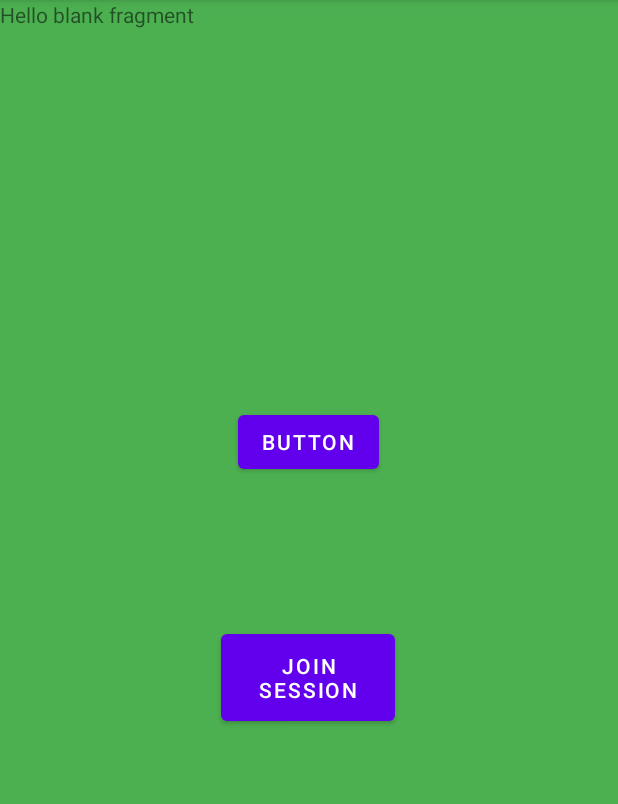
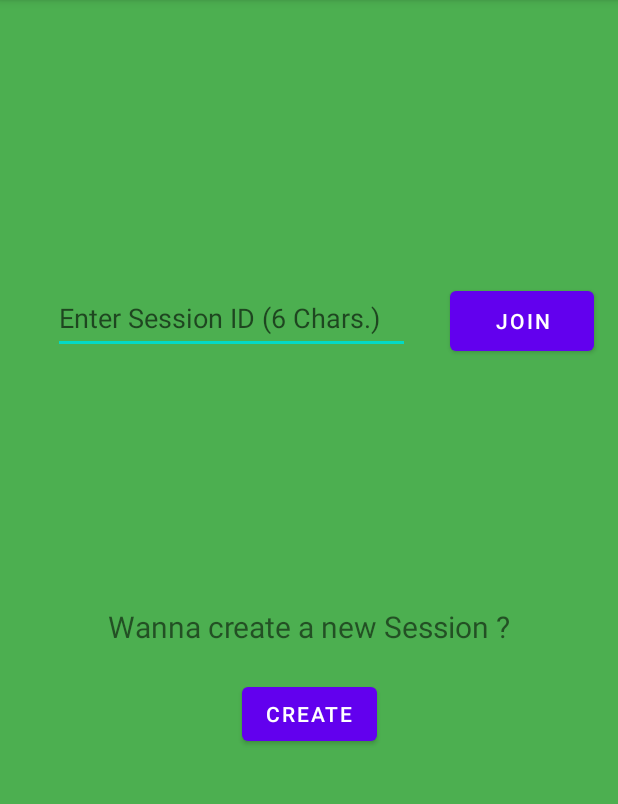
Before and after one commit to vansh482/Padh.Le, an Android app: the fragment FragmentBegin shown on its own in the app's theme, on a phone screen of 412 x 824 dp, the part 84-888 px from its top. Run offline under Robolectric (Android 15) with nearby library versions, the phone set to English and light mode, and no system bars; our stand-ins replace Firebase (no records; nobody signed in at launch, a user with empty details on screens opened directly), Volley; libraries missing offline, so code that uses them is left out: com.firebase.ui, it.xabaras.android; network calls fail; 1 statement that could not run was skipped.

Commit message:
Add Session Fragments

```diff
--- a/app/src/main/java/com/example/project/FragmentBegin.java
+++ b/app/src/main/java/com/example/project/FragmentBegin.java
@@ -1,33 +1,70 @@
 package com.example.project;
 
+import android.annotation.SuppressLint;
 import android.os.Bundle;
-
-import androidx.annotation.Nullable;
-import androidx.fragment.app.Fragment;
-import androidx.fragment.app.FragmentTransaction;
-
 import android.view.LayoutInflater;
 import android.view.View;
 import android.view.ViewGroup;
 import android.widget.Button;
+import android.widget.EditText;
+import android.widget.Toast;
+
+import androidx.fragment.app.Fragment;
+import androidx.fragment.app.FragmentTransaction;
 
 public class FragmentBegin extends Fragment {
 
-    Button b1;
+    Button join_button;
+    Button create_button;
+    EditText entered_id;
 
+    @SuppressLint("MissingInflatedId")
     @Override
     public View onCreateView(LayoutInflater inflater, ViewGroup container,
                              Bundle savedInstanceState) {
         // Inflate the layout for this fragment
         View view = inflater.inflate(R.layout.fragment_begin, container, false);
 
-        b1 = view.findViewById(R.id.b1);
-        b1.setOnClickListener(new View.OnClickListener() {
+        MainActivity ob = new MainActivity();
+        ob.frag_no=1;
+
+        join_button = view.findViewById(R.id.join_button);
+        create_button = view.findViewById(R.id.create_button);
+        entered_id = view.findViewById(R.id.entered_id);
+
+
+        join_button.setOnClickListener(new View.OnClickListener() {
             @Override
             public void onClick(View v) {
+                String str=entered_id.getText().toString();
+                if(str.length()==6) {
+                    ob.ID=str;
+                    Fragment session = new FragmentSession();
+                    FragmentTransaction fm = getActivity().getSupportFragmentManager().beginTransaction();
+                    fm.replace(R.id.container, session).commit();
+                }
+                else
+                    Toast.makeText(getActivity(), "Enter an ID of length 6", Toast.LENGTH_SHORT).show();
+//                Bundle args = new Bundle();
+//                args.putString("ID", ID);
+//                session.setArguments(args);
+//                getActivity().getSupportFragmentManager().beginTransaction().add(R.id.container, session).commit();
+            }
+        });
+
+        create_button.setOnClickListener(new View.OnClickListener() {
+            @Override
+            public void onClick(View v) {
+                int random = (int)((Math.random())*1000000);
+                ob.ID = String.valueOf(random);
                 Fragment session = new FragmentSession();
                 FragmentTransaction fm = getActivity().getSupportFragmentManager().beginTransaction();
                 fm.replace(R.id.container, session).commit();
+//                Fragment session = new FragmentSession();
+//                Bundle args = new Bundle();
+//                args.putString("ID", ID);
+//                session.setArguments(args);
+//                getActivity().getSupportFragmentManager().beginTransaction().add(R.id.container, session).commit();
             }
         });
         return view;
--- a/app/src/main/java/com/example/project/FragmentSession.java
+++ b/app/src/main/java/com/example/project/FragmentSession.java
@@ -1,22 +1,24 @@
 package com.example.project;
 
+import android.annotation.SuppressLint;
 import android.os.Bundle;
-
-import androidx.annotation.Nullable;
-import androidx.fragment.app.Fragment;
-import androidx.fragment.app.FragmentTransaction;
-
 import android.view.LayoutInflater;
 import android.view.View;
 import android.view.ViewGroup;
 import android.widget.Button;
+import android.widget.TextView;
+
+import androidx.fragment.app.Fragment;
+import androidx.fragment.app.FragmentTransaction;
 
 
 public class FragmentSession extends Fragment {
 
     Button b2;
     Button back2;
+    TextView display_ID;
 
+    @SuppressLint("MissingInflatedId")
     @Override
     public View onCreateView(LayoutInflater inflater, ViewGroup container,
                              Bundle savedInstanceState) {
@@ -24,8 +26,18 @@ public class FragmentSession extends Fragment {
 //        return inflater.inflate(R.layout.fragment_session, container, false);
         View view = inflater.inflate(R.layout.fragment_session, container, false);
 
+        MainActivity ob = new MainActivity();
+        ob.frag_no=2;
+
         b2 = view.findViewById(R.id.b2);
         back2 = view.findViewById(R.id.back2);
+        display_ID = view.findViewById(R.id.display_ID);
+
+////        Retrieve the value
+//        String value = getArguments().getString("ID");
+//        display_ID.setText("Session ID: "+value);
+
+        display_ID.setText("Session ID: "+ob.ID);
 
         b2.setOnClickListener(new View.OnClickListener() {
             @Override
--- a/app/src/main/res/layout/fragment_begin.xml
+++ b/app/src/main/res/layout/fragment_begin.xml
@@ -9,36 +9,53 @@
 
     <!-- TODO: Update blank fragment layout -->
 
+    <Button
+        android:id="@+id/join_button"
+        android:layout_width="96dp"
+        android:layout_height="52dp"
+        android:text="Join"
+        app:layout_constraintBottom_toBottomOf="parent"
+        app:layout_constraintEnd_toEndOf="parent"
+        app:layout_constraintHorizontal_bias="0.949"
+        app:layout_constraintStart_toStartOf="parent"
+        app:layout_constraintTop_toTopOf="parent"
+        app:layout_constraintVertical_bias="0.263" />
+
+    <Button
+        android:id="@+id/create_button"
+        android:layout_width="wrap_content"
+        android:layout_height="wrap_content"
+        android:text="Create"
+        app:layout_constraintBottom_toBottomOf="parent"
+        app:layout_constraintEnd_toEndOf="parent"
+        app:layout_constraintStart_toStartOf="parent"
+        app:layout_constraintTop_toTopOf="parent"
+        app:layout_constraintVertical_bias="0.628" />
+
+    <EditText
+        android:id="@+id/entered_id"
+        android:layout_width="238dp"
+        android:layout_height="47dp"
+        android:ems="10"
+        android:hint="Enter Session ID (6 Chars.)"
+        android:inputType="textPersonName"
+        app:layout_constraintBottom_toBottomOf="parent"
+        app:layout_constraintEnd_toStartOf="@+id/join_button"
+        app:layout_constraintHorizontal_bias="0.573"
+        app:layout_constraintStart_toStartOf="parent"
+        app:layout_constraintTop_toTopOf="parent"
+        app:layout_constraintVertical_bias="0.262" />
+
     <TextView
         android:id="@+id/textView3"
-        android:layout_width="match_parent"
-        android:layout_height="match_parent"
-        android:text="@string/hello_blank_fragment"
-        tools:layout_editor_absoluteX="0dp"
-        tools:layout_editor_absoluteY="60dp" />
-
-    <Button
-        android:id="@+id/b1"
-        android:layout_width="116dp"
-        android:layout_height="70dp"
-        android:text="Join Session"
-        app:layout_constraintBottom_toBottomOf="parent"
+        android:layout_width="wrap_content"
+        android:layout_height="wrap_content"
+        android:text="Wanna create a new Session ?"
+        android:textSize="20sp"
+        app:layout_constraintBottom_toTopOf="@+id/create_button"
         app:layout_constraintEnd_toEndOf="parent"
-        app:layout_constraintHorizontal_bias="0.498"
         app:layout_constraintStart_toStartOf="parent"
         app:layout_constraintTop_toTopOf="parent"
-        app:layout_constraintVertical_bias="0.597" />
-
-    <Button
-        android:id="@+id/button3"
-        android:layout_width="wrap_content"
-        android:layout_height="wrap_content"
-        android:text="Button"
-        app:layout_constraintBottom_toBottomOf="parent"
-        app:layout_constraintEnd_toEndOf="parent"
-        app:layout_constraintHorizontal_bias="0.498"
-        app:layout_constraintStart_toStartOf="parent"
-        app:layout_constraintTop_toTopOf="parent"
-        app:layout_constraintVertical_bias="0.376" />
+        app:layout_constraintVertical_bias="0.952" />
 
 </androidx.constraintlayout.widget.ConstraintLayout>
```
Also changed, not shown: app/src/main/java/com/example/project/FragmentFriend.java (+6 -5 lines), app/src/main/java/com/example/project/MainActivity.java (+15 -3 lines), app/src/main/res/layout/fragment_friend.xml (+1 -8 lines), app/src/main/res/layout/fragment_session.xml (+21 -13 lines).
